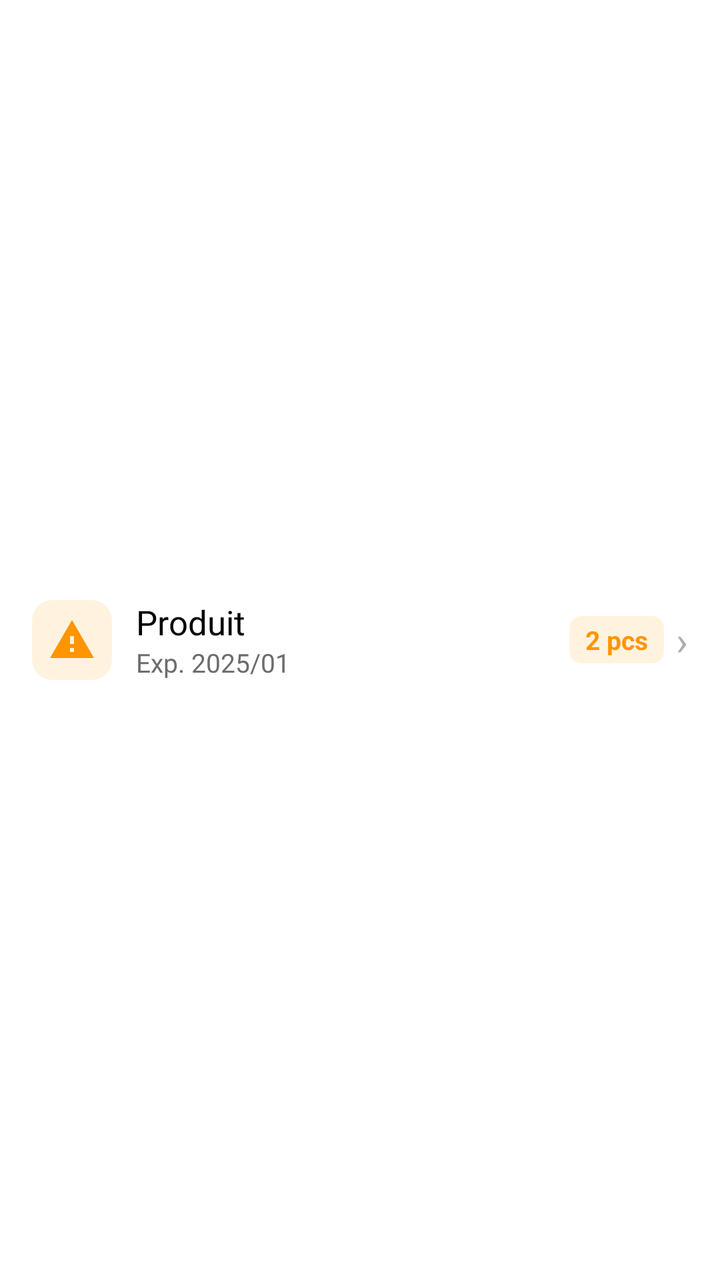
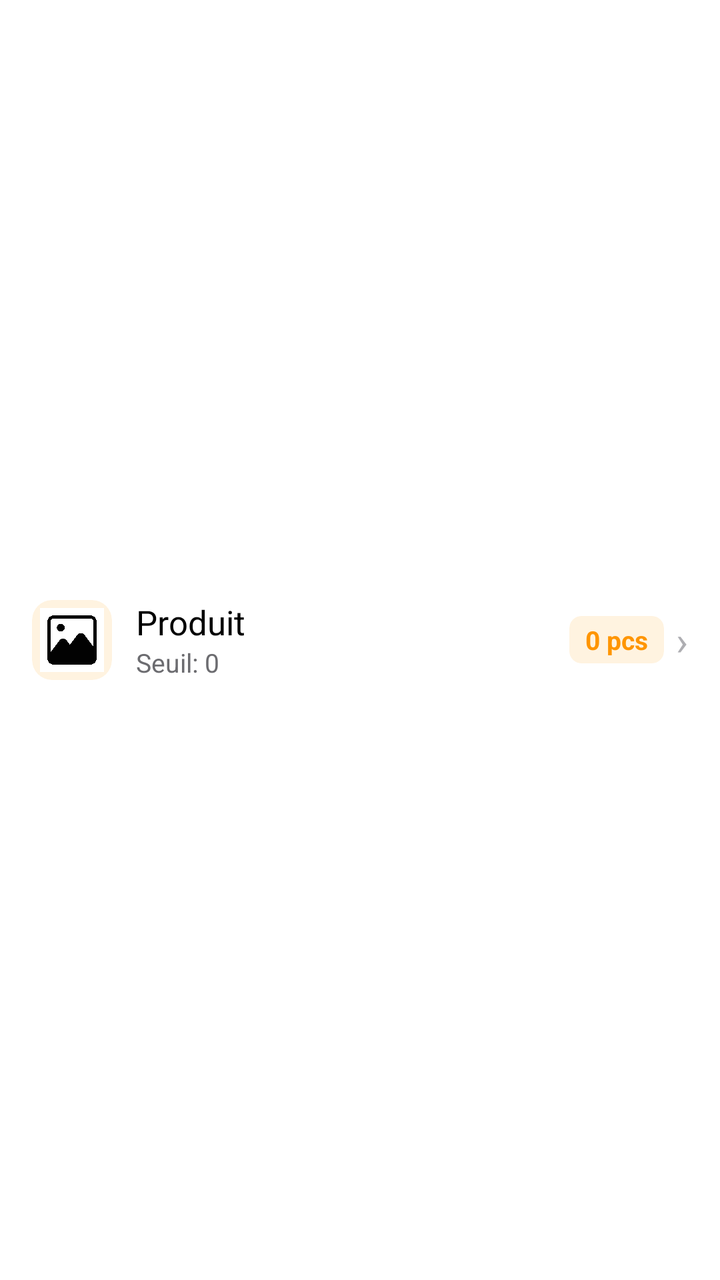

The first picture is an Android layout as it rendered before a commit; the second is the same layout after the commit. The layout source and the unified diff follow.
<!-- AndroidManifest.xml: application theme Theme.MyAdermoShop -->
<!-- res/layout/item_low_stock.xml -->
<?xml version="1.0" encoding="utf-8"?>
<LinearLayout xmlns:android="http://schemas.android.com/apk/res/android"
    xmlns:app="http://schemas.android.com/apk/res-auto"
    android:layout_width="match_parent" android:layout_height="60dp"
    android:background="@color/ios_bg2" android:gravity="center_vertical"
    android:orientation="horizontal" android:paddingStart="16dp" android:paddingEnd="16dp">
    <com.google.android.material.card.MaterialCardView android:layout_width="40dp" android:layout_height="40dp"
        android:layout_marginEnd="12dp" app:cardBackgroundColor="@color/ios_orange_bg"
        app:cardCornerRadius="10dp" app:cardElevation="0dp" app:strokeWidth="0dp">
        <ImageView android:layout_width="match_parent" android:layout_height="match_parent"
            android:padding="8dp" android:src="@drawable/ic_warning" app:tint="@color/ios_orange"/>
    </com.google.android.material.card.MaterialCardView>
    <LinearLayout android:layout_width="0dp" android:layout_weight="1" android:layout_height="wrap_content" android:orientation="vertical">
        <TextView android:id="@+id/tvProductName" android:layout_width="wrap_content" android:layout_height="wrap_content"
            android:text="Produit" android:textColor="@color/ios_label" android:textSize="17sp"/>
        <TextView android:id="@+id/tvExpiry" android:layout_width="wrap_content" android:layout_height="wrap_content"
            android:text="Exp. 2025/01" android:textColor="@color/ios_label2" android:textSize="13sp"/>
    </LinearLayout>
    <com.google.android.material.card.MaterialCardView android:layout_width="wrap_content"
        android:layout_height="wrap_content" android:layout_marginStart="8dp"
        app:cardBackgroundColor="@color/ios_orange_bg" app:cardCornerRadius="6dp" app:cardElevation="0dp" app:strokeWidth="0dp">
        <TextView android:id="@+id/tvQuantity" android:layout_width="wrap_content" android:layout_height="wrap_content"
            android:paddingStart="8dp" android:paddingEnd="8dp" android:paddingTop="3dp" android:paddingBottom="3dp"
            android:text="2 pcs" android:textColor="@color/ios_orange" android:textSize="13sp" android:textStyle="bold"/>
    </com.google.android.material.card.MaterialCardView>
    <TextView android:layout_width="wrap_content" android:layout_height="wrap_content" android:layout_marginStart="6dp"
        android:text="›" android:textColor="@color/ios_label3" android:textSize="20sp"/>
</LinearLayout>
<!-- resources referenced by this layout -->
<resources>
  <color name="ios_bg2">#FFFFFF</color>
  <color name="ios_label">#000000</color>
  <color name="ios_label2">#6C6C70</color>
  <color name="ios_label3">#AEAEB2</color>
  <color name="ios_orange">#FF9500</color>
  <color name="ios_orange_bg">#FFF3E0</color>
  <!-- drawable ic_warning (drawable) -->
  <vector xmlns:android="http://schemas.android.com/apk/res/android"
      android:width="24dp"
      android:height="24dp"
      android:viewportWidth="24"
      android:viewportHeight="24"
      android:tint="?attr/colorControlNormal">
    <path
        android:fillColor="@android:color/white"
        android:pathData="M1,21h22L12,2 1,21zm12,-3h-2v-2h2v2zm0,-4h-2v-4h2v4z"/>
  </vector>
  <style name="Theme.MyAdermoShop" parent="Base.Theme.MyAdermoShop" />
  <style name="Base.Theme.MyAdermoShop" parent="Theme.Material3.DayNight.NoActionBar">
          
          
      </style>
</resources>

<!-- the commit's change to res/layout/item_low_stock.xml (unified diff, before → after) -->
@@ -1,28 +1,91 @@
 <?xml version="1.0" encoding="utf-8"?>
-<LinearLayout xmlns:android="http://schemas.android.com/apk/res/android"
+<LinearLayout
+    xmlns:android="http://schemas.android.com/apk/res/android"
     xmlns:app="http://schemas.android.com/apk/res-auto"
-    android:layout_width="match_parent" android:layout_height="60dp"
-    android:background="@color/ios_bg2" android:gravity="center_vertical"
-    android:orientation="horizontal" android:paddingStart="16dp" android:paddingEnd="16dp">
-    <com.google.android.material.card.MaterialCardView android:layout_width="40dp" android:layout_height="40dp"
-        android:layout_marginEnd="12dp" app:cardBackgroundColor="@color/ios_orange_bg"
-        app:cardCornerRadius="10dp" app:cardElevation="0dp" app:strokeWidth="0dp">
-        <ImageView android:layout_width="match_parent" android:layout_height="match_parent"
-            android:padding="8dp" android:src="@drawable/ic_warning" app:tint="@color/ios_orange"/>
+    android:layout_width="match_parent"
+    android:layout_height="60dp"
+    android:background="@color/ios_bg2"
+    android:gravity="center_vertical"
+    android:orientation="horizontal"
+    android:paddingStart="16dp"
+    android:paddingEnd="16dp">
+
+    
+    <com.google.android.material.card.MaterialCardView
+        android:layout_width="40dp"
+        android:layout_height="40dp"
+        android:layout_marginEnd="12dp"
+        app:cardBackgroundColor="@color/ios_orange_bg"
+        app:cardCornerRadius="10dp"
+        app:cardElevation="0dp"
+        app:strokeWidth="0dp">
+
+        <ImageView
+            android:id="@+id/imageViewProductIcon"
+            android:layout_width="match_parent"
+            android:layout_height="match_parent"
+            android:padding="4dp"
+            android:scaleType="centerCrop"
+            android:src="@drawable/ic_placeholder"/>
+
     </com.google.android.material.card.MaterialCardView>
-    <LinearLayout android:layout_width="0dp" android:layout_weight="1" android:layout_height="wrap_content" android:orientation="vertical">
-        <TextView android:id="@+id/tvProductName" android:layout_width="wrap_content" android:layout_height="wrap_content"
-            android:text="Produit" android:textColor="@color/ios_label" android:textSize="17sp"/>
-        <TextView android:id="@+id/tvExpiry" android:layout_width="wrap_content" android:layout_height="wrap_content"
-            android:text="Exp. 2025/01" android:textColor="@color/ios_label2" android:textSize="13sp"/>
+
+    
+    <LinearLayout
+        android:layout_width="0dp"
+        android:layout_weight="1"
+        android:layout_height="wrap_content"
+        android:orientation="vertical">
+
+        <TextView
+            android:id="@+id/textViewProductName"
+            android:layout_width="wrap_content"
+            android:layout_height="wrap_content"
+            android:text="Produit"
+            android:textColor="@color/ios_label"
+            android:textSize="17sp"/>
+
+        <TextView
+            android:id="@+id/textViewProductSeuil"
+            android:layout_width="wrap_content"
+            android:layout_height="wrap_content"
+            android:text="Seuil: 0"
+            android:textColor="@color/ios_label2"
+            android:textSize="13sp"/>
+
     </LinearLayout>
-    <com.google.android.material.card.MaterialCardView android:layout_width="wrap_content"
-        android:layout_height="wrap_content" android:layout_marginStart="8dp"
-        app:cardBackgroundColor="@color/ios_orange_bg" app:cardCornerRadius="6dp" app:cardElevation="0dp" app:strokeWidth="0dp">
-        <TextView android:id="@+id/tvQuantity" android:layout_width="wrap_content" android:layout_height="wrap_content"
-            android:paddingStart="8dp" android:paddingEnd="8dp" android:paddingTop="3dp" android:paddingBottom="3dp"
-            android:text="2 pcs" android:textColor="@color/ios_orange" android:textSize="13sp" android:textStyle="bold"/>
+
+    
+    <com.google.android.material.card.MaterialCardView
+        android:layout_width="wrap_content"
+        android:layout_height="wrap_content"
+        android:layout_marginStart="8dp"
+        app:cardBackgroundColor="@color/ios_orange_bg"
+        app:cardCornerRadius="6dp"
+        app:cardElevation="0dp"
+        app:strokeWidth="0dp">
+
+        <TextView
+            android:id="@+id/textViewProductQuantity"
+            android:layout_width="wrap_content"
+            android:layout_height="wrap_content"
+            android:paddingStart="8dp"
+            android:paddingEnd="8dp"
+            android:paddingTop="3dp"
+            android:paddingBottom="3dp"
+            android:text="0 pcs"
+            android:textColor="@color/ios_orange"
+            android:textSize="13sp"
+            android:textStyle="bold"/>
+
     </com.google.android.material.card.MaterialCardView>
-    <TextView android:layout_width="wrap_content" android:layout_height="wrap_content" android:layout_marginStart="6dp"
-        android:text="›" android:textColor="@color/ios_label3" android:textSize="20sp"/>
+
+    <TextView
+        android:layout_width="wrap_content"
+        android:layout_height="wrap_content"
+        android:layout_marginStart="6dp"
+        android:text="›"
+        android:textColor="@color/ios_label3"
+        android:textSize="20sp"/>
+
 </LinearLayout>
<!-- resource entries referenced after the edit -->
@@ -6,17 +6,7 @@
   <color name="ios_label3">#AEAEB2</color>
   <color name="ios_orange">#FF9500</color>
   <color name="ios_orange_bg">#FFF3E0</color>
-  <!-- drawable ic_warning (drawable) -->
-  <vector xmlns:android="http://schemas.android.com/apk/res/android"
-      android:width="24dp"
-      android:height="24dp"
-      android:viewportWidth="24"
-      android:viewportHeight="24"
-      android:tint="?attr/colorControlNormal">
-    <path
-        android:fillColor="@android:color/white"
-        android:pathData="M1,21h22L12,2 1,21zm12,-3h-2v-2h2v2zm0,-4h-2v-4h2v4z"/>
-  </vector>
+  <!-- drawable ic_placeholder: png bitmap (drawable, 51723 bytes) -->
   <style name="Theme.MyAdermoShop" parent="Base.Theme.MyAdermoShop" />
   <style name="Base.Theme.MyAdermoShop" parent="Theme.Material3.DayNight.NoActionBar">
           
